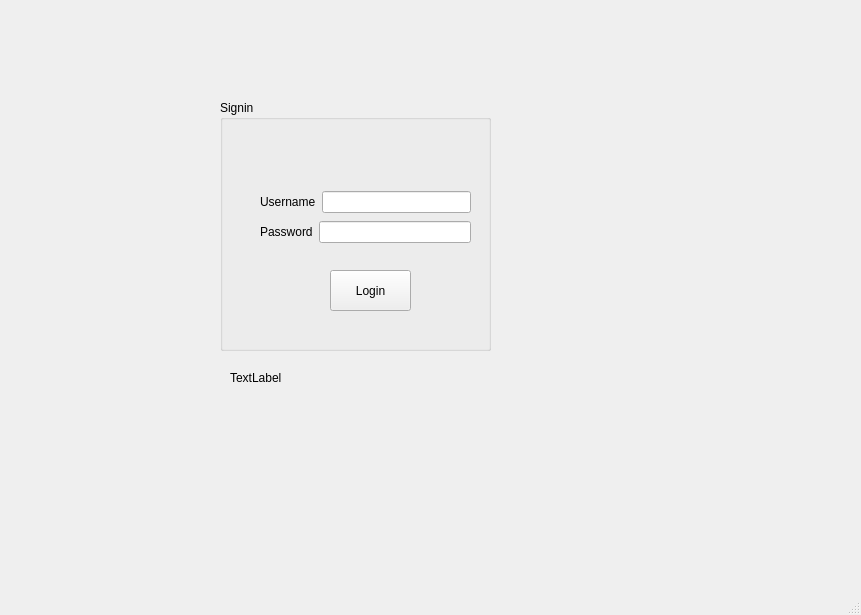
Old version of the form mainwindow.ui in the repository keremerguner/Qt5-LabManagementSystem.
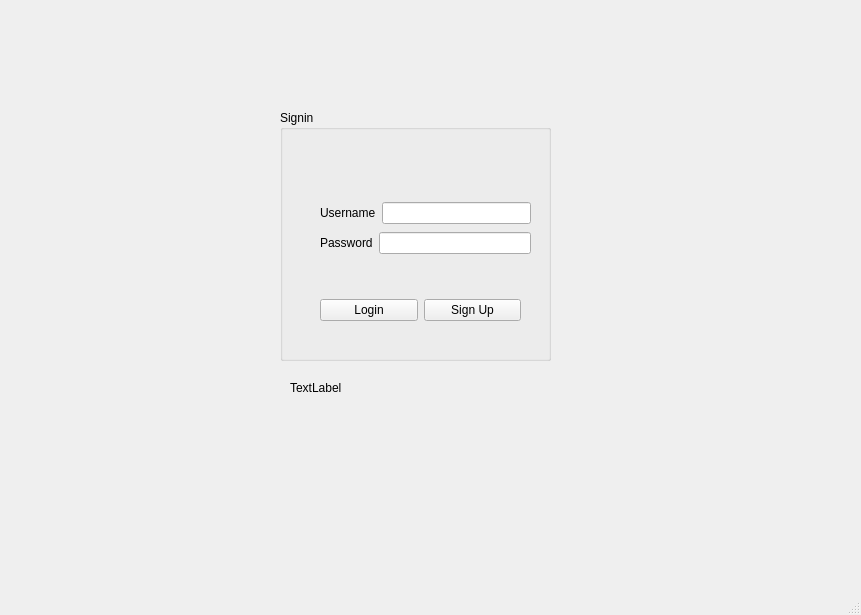
New version of the form.

```diff
--- a/mainwindow.ui
+++ b/mainwindow.ui
@@ -17,8 +17,8 @@
    <widget class="QLabel" name="label">
     <property name="geometry">
      <rect>
-      <x>230</x>
-      <y>370</y>
+      <x>290</x>
+      <y>380</y>
       <width>241</width>
       <height>16</height>
      </rect>
@@ -30,8 +30,8 @@
    <widget class="QGroupBox" name="groupBox">
     <property name="geometry">
      <rect>
-      <x>220</x>
-      <y>100</y>
+      <x>280</x>
+      <y>110</y>
       <width>271</width>
       <height>251</height>
      </rect>
@@ -39,26 +39,13 @@
     <property name="title">
      <string>Signin</string>
     </property>
-    <widget class="QPushButton" name="pushButton">
-     <property name="geometry">
-      <rect>
-       <x>110</x>
-       <y>170</y>
-       <width>81</width>
-       <height>41</height>
-      </rect>
-     </property>
-     <property name="text">
-      <string>Login</string>
-     </property>
-    </widget>
     <widget class="QWidget" name="layoutWidget">
      <property name="geometry">
       <rect>
        <x>40</x>
        <y>90</y>
        <width>211</width>
-       <height>24</height>
+       <height>26</height>
       </rect>
      </property>
      <layout class="QHBoxLayout" name="horizontalLayout">
@@ -80,7 +67,7 @@
        <x>40</x>
        <y>120</y>
        <width>211</width>
-       <height>24</height>
+       <height>26</height>
       </rect>
      </property>
      <layout class="QHBoxLayout" name="horizontalLayout_2">
@@ -100,6 +87,32 @@
       </item>
      </layout>
     </widget>
+    <widget class="QWidget" name="layoutWidget">
+     <property name="geometry">
+      <rect>
+       <x>40</x>
+       <y>170</y>
+       <width>201</width>
+       <height>61</height>
+      </rect>
+     </property>
+     <layout class="QHBoxLayout" name="horizontalLayout_3">
+      <item>
+       <widget class="QPushButton" name="pushButton">
+        <property name="text">
+         <string>Login</string>
+        </property>
+       </widget>
+      </item>
+      <item>
+       <widget class="QPushButton" name="pushButton_2_Signin">
+        <property name="text">
+         <string>Sign Up</string>
+        </property>
+       </widget>
+      </item>
+     </layout>
+    </widget>
    </widget>
   </widget>
   <widget class="QMenuBar" name="menubar">
```
Left out of the diff: 2 changed lines with no effect on the pictures.
